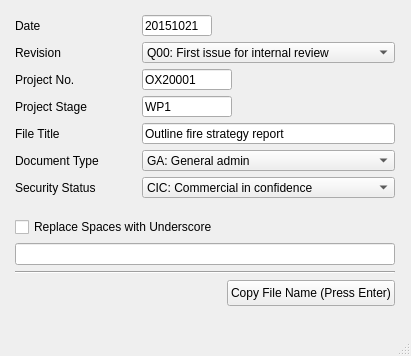
This is fsetoolsGUI/gui/layout/ui/dialog_0601_naming_convention.ui in fuyans/fsetoolsGUI as Qt 5 draws it before an edit. The edited form follows.
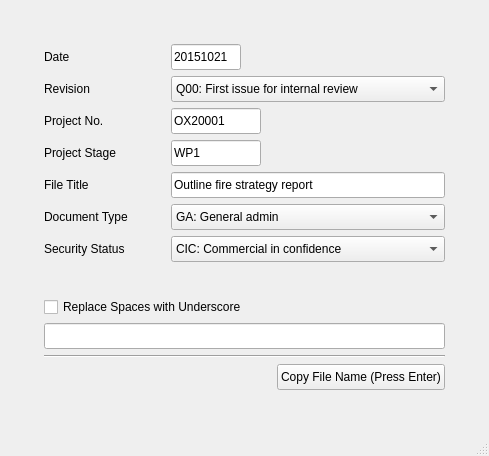
This is the edited form.

Diff of the .ui file:
```diff
--- a/fsetoolsGUI/gui/layout/ui/dialog_0601_naming_convention.ui
+++ b/fsetoolsGUI/gui/layout/ui/dialog_0601_naming_convention.ui
@@ -6,24 +6,32 @@
    <rect>
     <x>0</x>
     <y>0</y>
-    <width>411</width>
-    <height>356</height>
+    <width>466</width>
+    <height>456</height>
    </rect>
   </property>
   <property name="windowTitle">
    <string>MainWindow</string>
   </property>
   <widget class="QWidget" name="centralwidget">
-   <widget class="QWidget" name="verticalLayoutWidget">
-    <property name="geometry">
-     <rect>
-      <x>15</x>
-      <y>15</y>
-      <width>380</width>
-      <height>291</height>
-     </rect>
-    </property>
+   <layout class="QGridLayout" name="gridLayout">
+    <item row="0" column="0">
     <layout class="QVBoxLayout" name="verticalLayout">
+      <property name="sizeConstraint">
+       <enum>QLayout::SetMinimumSize</enum>
+      </property>
+      <property name="leftMargin">
+       <number>35</number>
+      </property>
+      <property name="topMargin">
+       <number>35</number>
+      </property>
+      <property name="rightMargin">
+       <number>35</number>
+      </property>
+      <property name="bottomMargin">
+       <number>35</number>
+      </property>
      <item>
       <layout class="QFormLayout" name="formLayout">
        <item row="0" column="0">
@@ -31,7 +39,7 @@
          <property name="minimumSize">
           <size>
            <width>121</width>
-           <height>21</height>
+            <height>26</height>
           </size>
          </property>
          <property name="font">
@@ -59,7 +67,7 @@
          <property name="minimumSize">
           <size>
            <width>0</width>
-           <height>21</height>
+            <height>26</height>
           </size>
          </property>
          <property name="maximumSize">
@@ -78,7 +86,7 @@
          <property name="minimumSize">
           <size>
            <width>121</width>
-           <height>21</height>
+            <height>26</height>
           </size>
          </property>
          <property name="font">
@@ -106,7 +114,7 @@
          <property name="minimumSize">
           <size>
            <width>0</width>
-           <height>21</height>
+            <height>26</height>
           </size>
          </property>
          <property name="maximumSize">
@@ -157,7 +165,7 @@
          <property name="minimumSize">
           <size>
            <width>121</width>
-           <height>21</height>
+            <height>26</height>
           </size>
          </property>
          <property name="maximumSize">
@@ -191,7 +199,7 @@
          <property name="minimumSize">
           <size>
            <width>0</width>
-           <height>21</height>
+            <height>26</height>
           </size>
          </property>
          <property name="maximumSize">
@@ -210,7 +218,7 @@
          <property name="minimumSize">
           <size>
            <width>121</width>
-           <height>21</height>
+            <height>26</height>
           </size>
          </property>
          <property name="font">
@@ -238,7 +246,7 @@
          <property name="minimumSize">
           <size>
            <width>0</width>
-           <height>21</height>
+            <height>26</height>
           </size>
          </property>
          <property name="maximumSize">
@@ -257,7 +265,7 @@
          <property name="minimumSize">
           <size>
            <width>121</width>
-           <height>21</height>
+            <height>26</height>
           </size>
          </property>
          <property name="font">
@@ -285,7 +293,7 @@
          <property name="minimumSize">
           <size>
            <width>121</width>
-           <height>21</height>
+            <height>26</height>
           </size>
          </property>
          <property name="font">
@@ -313,7 +321,7 @@
          <property name="minimumSize">
           <size>
            <width>0</width>
-           <height>21</height>
+            <height>26</height>
           </size>
          </property>
          <item>
@@ -403,7 +411,7 @@
          <property name="minimumSize">
           <size>
            <width>121</width>
-           <height>21</height>
+            <height>26</height>
           </size>
          </property>
          <property name="font">
@@ -431,7 +439,7 @@
          <property name="minimumSize">
           <size>
            <width>0</width>
-           <height>21</height>
+            <height>26</height>
           </size>
          </property>
          <item>
@@ -461,7 +469,7 @@
          <property name="minimumSize">
           <size>
            <width>200</width>
-           <height>21</height>
+            <height>26</height>
           </size>
          </property>
          <property name="text">
@@ -499,6 +507,12 @@
      </item>
      <item>
       <widget class="QLineEdit" name="lineEdit_out_result">
+        <property name="minimumSize">
+         <size>
+          <width>0</width>
+          <height>26</height>
+         </size>
+        </property>
        <property name="toolTip">
         <string>Composed file name.</string>
        </property>
@@ -557,7 +571,8 @@
       </layout>
      </item>
     </layout>
-   </widget>
+    </item>
+   </layout>
   </widget>
   <widget class="QMenuBar" name="menubar">
    <property name="geometry">
```
Left out of the diff: 2 changed lines with no effect on the pictures. Lines whose indentation alone changed are shown as unchanged.
